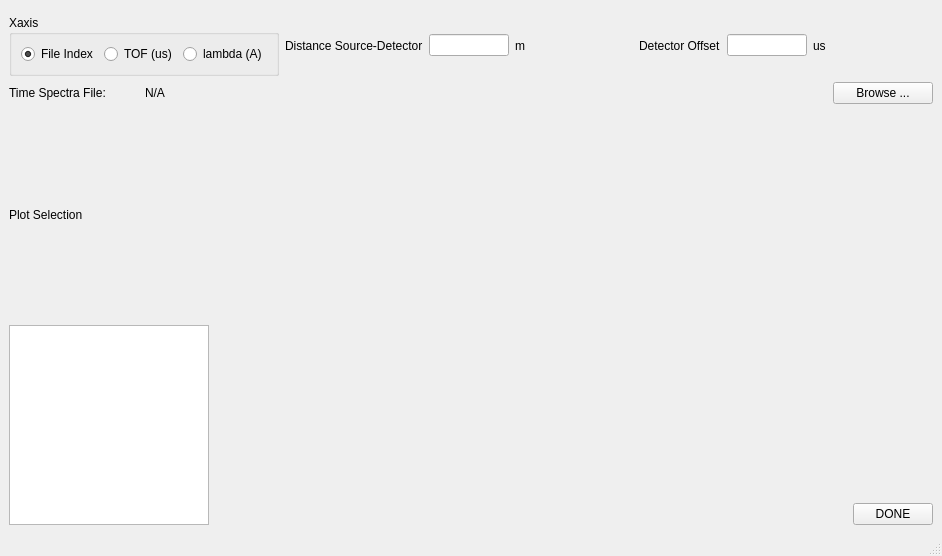
Above: ui/ui_resonance_imaging_experiment_vs_theory.ui from neutronimaging/python_notebooks before the change. Below: the same form after it.
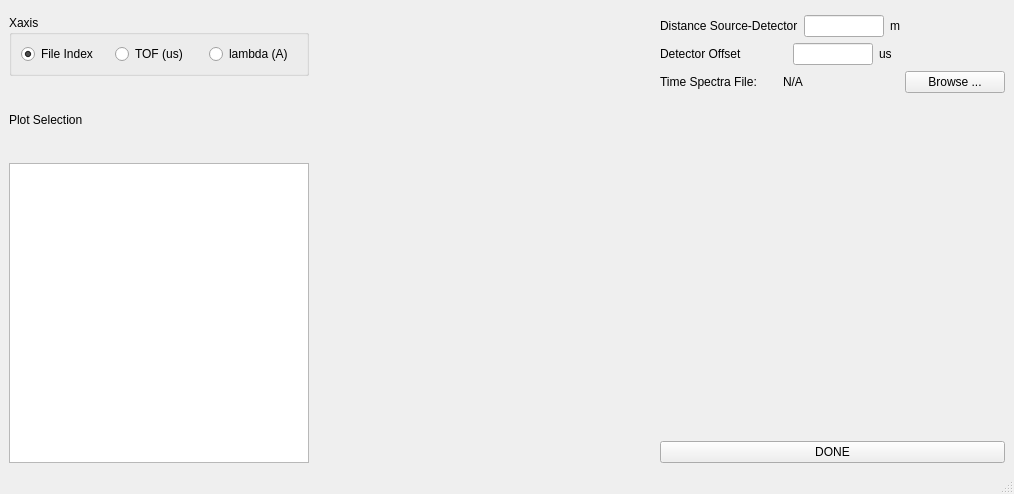
That is the form after the change.

Commit message: Making progress in ploting all the element transmission

Patch:
```diff
--- a/ui/ui_resonance_imaging_experiment_vs_theory.ui
+++ b/ui/ui_resonance_imaging_experiment_vs_theory.ui
@@ -6,15 +6,15 @@
    <rect>
     <x>0</x>
     <y>0</y>
-    <width>942</width>
-    <height>556</height>
+    <width>1014</width>
+    <height>494</height>
    </rect>
   </property>
   <property name="windowTitle">
    <string>MainWindow</string>
   </property>
   <widget class="QWidget" name="centralwidget">
-   <layout class="QVBoxLayout" name="verticalLayout_3">
+   <layout class="QVBoxLayout" name="verticalLayout_5">
     <item>
      <widget class="QWidget" name="widget" native="true">
       <property name="sizePolicy">
@@ -26,7 +26,9 @@
      </widget>
     </item>
     <item>
-     <layout class="QHBoxLayout" name="horizontalLayout_7">
+     <layout class="QHBoxLayout" name="horizontalLayout_4">
+      <item>
+       <layout class="QVBoxLayout" name="verticalLayout_4">
       <item>
        <widget class="QGroupBox" name="groupBox">
         <property name="title">
@@ -61,7 +63,54 @@
        </widget>
       </item>
       <item>
-       <layout class="QHBoxLayout" name="horizontalLayout_2">
+         <layout class="QVBoxLayout" name="verticalLayout">
+          <item>
+           <widget class="QLabel" name="label_4">
+            <property name="text">
+             <string>Plot Selection</string>
+            </property>
+           </widget>
+          </item>
+          <item>
+           <widget class="QListWidget" name="list_to_plot_widget">
+            <property name="minimumSize">
+             <size>
+              <width>200</width>
+              <height>100</height>
+             </size>
+            </property>
+            <property name="maximumSize">
+             <size>
+              <width>300</width>
+              <height>300</height>
+             </size>
+            </property>
+            <property name="selectionMode">
+             <enum>QAbstractItemView::MultiSelection</enum>
+            </property>
+           </widget>
+          </item>
+         </layout>
+        </item>
+       </layout>
+      </item>
+      <item>
+       <spacer name="horizontalSpacer">
+        <property name="orientation">
+         <enum>Qt::Horizontal</enum>
+        </property>
+        <property name="sizeHint" stdset="0">
+         <size>
+          <width>40</width>
+          <height>20</height>
+         </size>
+        </property>
+       </spacer>
+      </item>
+      <item>
+       <layout class="QVBoxLayout" name="verticalLayout_3">
+        <item>
+         <layout class="QHBoxLayout" name="horizontalLayout">
         <item>
          <widget class="QLabel" name="label">
           <property name="text">
@@ -92,19 +141,10 @@
           </property>
          </widget>
         </item>
-        <item>
-         <spacer name="horizontalSpacer">
-          <property name="orientation">
-           <enum>Qt::Horizontal</enum>
-          </property>
-          <property name="sizeHint" stdset="0">
-           <size>
-            <width>40</width>
-            <height>20</height>
-           </size>
-          </property>
-         </spacer>
+         </layout>
         </item>
+        <item>
+         <layout class="QHBoxLayout" name="horizontalLayout_2">
         <item>
          <widget class="QLabel" name="label_3">
           <property name="text">
@@ -135,21 +175,6 @@
           </property>
          </widget>
         </item>
-        <item>
-         <spacer name="horizontalSpacer_3">
-          <property name="orientation">
-           <enum>Qt::Horizontal</enum>
-          </property>
-          <property name="sizeHint" stdset="0">
-           <size>
-            <width>40</width>
-            <height>20</height>
-           </size>
-          </property>
-         </spacer>
-        </item>
-       </layout>
-      </item>
      </layout>
     </item>
     <item>
@@ -196,54 +221,7 @@
      </layout>
     </item>
     <item>
-     <layout class="QHBoxLayout" name="horizontalLayout">
-      <item>
-       <layout class="QVBoxLayout" name="verticalLayout">
-        <item>
-         <widget class="QLabel" name="label_4">
-          <property name="text">
-           <string>Plot Selection</string>
-          </property>
-         </widget>
-        </item>
-        <item>
-         <widget class="QListWidget" name="list_to_plot_widget">
-          <property name="minimumSize">
-           <size>
-            <width>200</width>
-            <height>200</height>
-           </size>
-          </property>
-          <property name="maximumSize">
-           <size>
-            <width>200</width>
-            <height>200</height>
-           </size>
-          </property>
-          <property name="selectionMode">
-           <enum>QAbstractItemView::MultiSelection</enum>
-          </property>
-         </widget>
-        </item>
-       </layout>
-      </item>
-      <item>
-       <spacer name="horizontalSpacer_2">
-        <property name="orientation">
-         <enum>Qt::Horizontal</enum>
-        </property>
-        <property name="sizeHint" stdset="0">
-         <size>
-          <width>40</width>
-          <height>20</height>
-         </size>
-        </property>
-       </spacer>
-      </item>
-      <item>
-       <layout class="QVBoxLayout" name="verticalLayout_2">
-        <item>
-         <spacer name="verticalSpacer">
+         <spacer name="verticalSpacer_2">
           <property name="orientation">
            <enum>Qt::Vertical</enum>
           </property>
@@ -256,6 +234,8 @@
          </spacer>
         </item>
         <item>
+         <layout class="QVBoxLayout" name="verticalLayout_2">
+          <item>
          <widget class="QPushButton" name="done_button">
           <property name="text">
            <string>DONE</string>
@@ -267,6 +247,8 @@
      </layout>
     </item>
    </layout>
+    </item>
+   </layout>
   </widget>
   <widget class="QMenuBar" name="menubar">
    <property name="geometry">
```
Left out of the diff: 19 changed lines with no effect on the pictures. Lines whose indentation alone changed are shown as unchanged. The commit also changes 2 other files.
